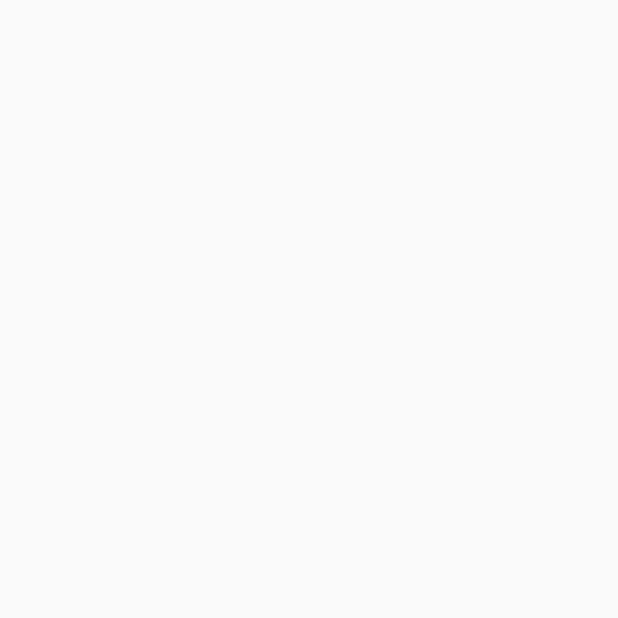
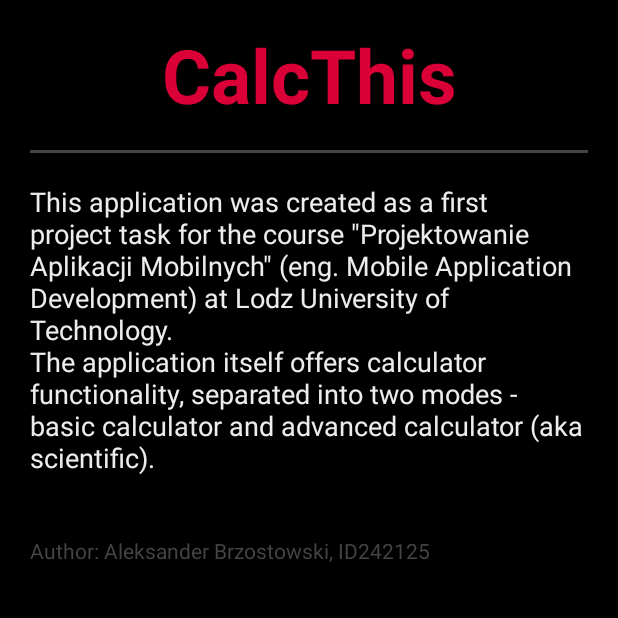
Before and after one commit to Hodgparjor/ProjektowanieAplikacjiMobilnych2024, an Android app: the InfoActivity screen opened directly, with no data from a screen before it, on a phone screen of 412 x 824 dp, the top half of it. Before the commit the part shown is empty. Run offline under Robolectric (Android 15) with nearby library versions, the phone set to English and light mode, and no system bars.

Commit message:
Finished calculator app

```diff
--- a/Calculator_PAM/app/src/main/java/com/example/calculator_pam/InfoActivity.java
+++ b/Calculator_PAM/app/src/main/java/com/example/calculator_pam/InfoActivity.java
@@ -1,6 +1,23 @@
 package com.example.calculator_pam;
 
+import android.os.Bundle;
+
+import androidx.activity.EdgeToEdge;
 import androidx.appcompat.app.AppCompatActivity;
+import androidx.core.graphics.Insets;
+import androidx.core.view.ViewCompat;
+import androidx.core.view.WindowInsetsCompat;
 
 public class InfoActivity extends AppCompatActivity {
+    @Override
+    protected void onCreate(Bundle savedInstanceState) {
+        super.onCreate(savedInstanceState);
+        EdgeToEdge.enable(this);
+        setContentView(R.layout.activity_info);
+        ViewCompat.setOnApplyWindowInsetsListener(findViewById(R.id.main), (v, insets) -> {
+            Insets systemBars = insets.getInsets(WindowInsetsCompat.Type.systemBars());
+            v.setPadding(systemBars.left, systemBars.top, systemBars.right, systemBars.bottom);
+            return insets;
+        });
+    }
 }
--- /dev/null
+++ b/Calculator_PAM/app/src/main/res/layout/activity_info.xml
@@ -0,0 +1,41 @@
+<?xml version="1.0" encoding="utf-8"?>
+<LinearLayout xmlns:android="http://schemas.android.com/apk/res/android"
+    android:id="@+id/main"
+    android:layout_width="match_parent"
+    android:layout_height="match_parent"
+    android:background="@color/black"
+    android:orientation="vertical">
+
+    <TextView
+        android:layout_width="match_parent"
+        android:layout_height="100dp"
+        android:textColor="@color/primary"
+        android:text="CalcThis"
+        android:textSize="50sp"
+        android:textStyle="bold"
+        android:gravity="center"/>
+
+    <View
+        android:layout_width="match_parent"
+        android:layout_height="2dp"
+        android:background="@color/background_secondary"
+        android:layout_marginHorizontal="20dp" />
+
+    <TextView
+        android:layout_width="match_parent"
+        android:layout_height="wrap_content"
+        android:layout_margin="20dp"
+        android:textColor="@color/secondary"
+        android:textSize="18sp"
+        android:text="This application was created as a first project task for the course &quot;Projektowanie Aplikacji Mobilnych&quot; (eng. Mobile Application Development) at Lodz University of Technology.
+&#xA;The application itself offers calculator functionality, separated into two modes - basic calculator and advanced calculator (aka scientific)."/>
+
+    <TextView
+        android:layout_width="match_parent"
+        android:layout_height="wrap_content"
+        android:text="Author: Aleksander Brzostowski, ID242125"
+        android:textColor="@color/background_secondary"
+        android:layout_margin="20sp"
+        android:textSize="14sp"/>
+
+</LinearLayout>
--- a/Calculator_PAM/app/src/main/res/layout/activity_main.xml
+++ b/Calculator_PAM/app/src/main/res/layout/activity_main.xml
@@ -19,7 +19,7 @@
         <TextView
             android:layout_width="match_parent"
             android:layout_height="100dp"
-            android:text="Calculator"
+            android:text="CalcThis"
             android:textStyle="bold"
             android:textColor="@color/primary"
             android:gravity="center"
--- a/Calculator_PAM/app/src/main/res/values/strings.xml
+++ b/Calculator_PAM/app/src/main/res/values/strings.xml
@@ -1,3 +1,3 @@
 <resources>
-    <string name="app_name">Calculator_PAM</string>
+    <string name="app_name">CalcThis</string>
 </resources>
```
Also changed, not shown: Calculator_PAM/app/src/main/java/com/example/calculator_pam/AdvancedCalculatorActivity.java (+8 -0 lines), Calculator_PAM/app/src/main/java/com/example/calculator_pam/SimpleCalculatorActivity.java (+9 -1 lines), Calculator_PAM/app/src/main/res/mipmap-anydpi-v26/ic_launcher.xml (+23 -4 lines).
